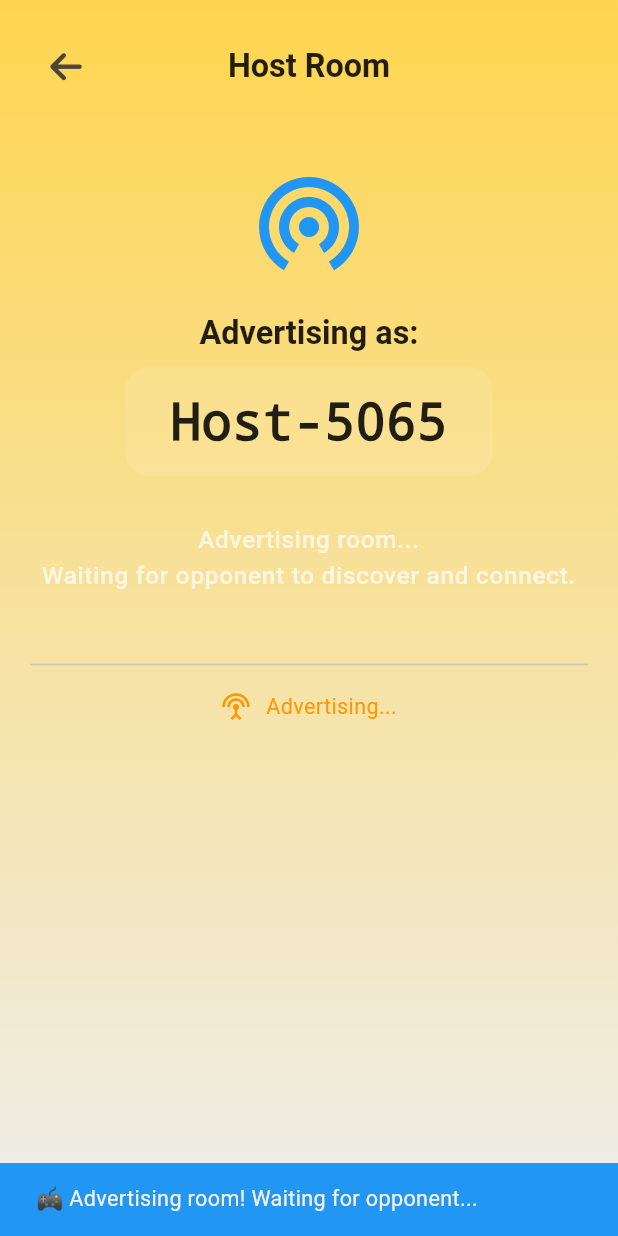
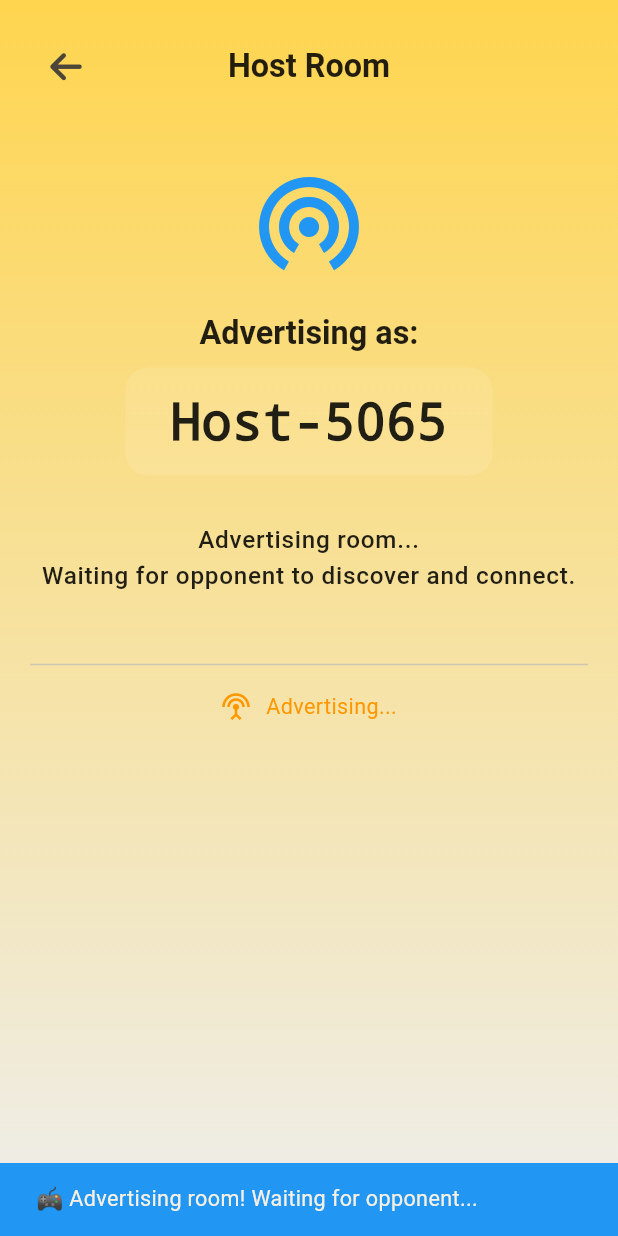
Before and after one commit to mtuan0111/nucatch, a Flutter app: the HostRoomScreen screen opened directly, on a phone screen of 412 x 824 dp. Run offline on Flutter 3.47's test engine with Material 3 defaults, Android fonts, the phone set to English and light mode, and no system bars; our stand-ins replace audioplayers, cloud_firestore, device_info_plus, firebase_auth, firebase_core, flutter_bloc and 11 more; missing offline and left inert: lunar, nearby_connections; accounts and stored records are empty; network calls fail.

Commit message:
feat: Simplify text styling in host and join room screens

```diff
--- a/lib/blocs/objects/combat/combat_bloc.dart
+++ b/lib/blocs/objects/combat/combat_bloc.dart
@@ -572,9 +572,9 @@ class CombatBloc extends Bloc<CombatEvent, CombatState> {
       'lives': newLives,
     });
 
-    await _onCombatShowExpect(
-        CombatExpectShown(Duration(milliseconds: state.getTimeShowTarget)),
-        emitter);
+    // await _onCombatShowExpect(
+    //     CombatExpectShown(Duration(milliseconds: state.getTimeShowTarget)),
+    //     emitter);
 
     // Start timer after showing challenge
     _startTapTimer();
--- a/lib/screens/menu_screens/player/host_room_screen.dart
+++ b/lib/screens/menu_screens/player/host_room_screen.dart
@@ -395,11 +395,7 @@ class _HostRoomScreenState extends State<HostRoomScreen> {
                         const SizedBox(height: 30),
                         Text(
                           _getRoomStateText(),
-                          style: LayoutConfig(context).subtitleStyle(
-                            color: _roomState == RoomState.bothReady
-                                ? Colors.green
-                                : Colors.white70,
-                          ),
+                          style: LayoutConfig(context).subtitleStyle(),
                           textAlign: TextAlign.center,
                         ),
 
```
Also changed, not shown: lib/screens/menu_screens/player/join_room_screen.dart (+3 -12 lines).
